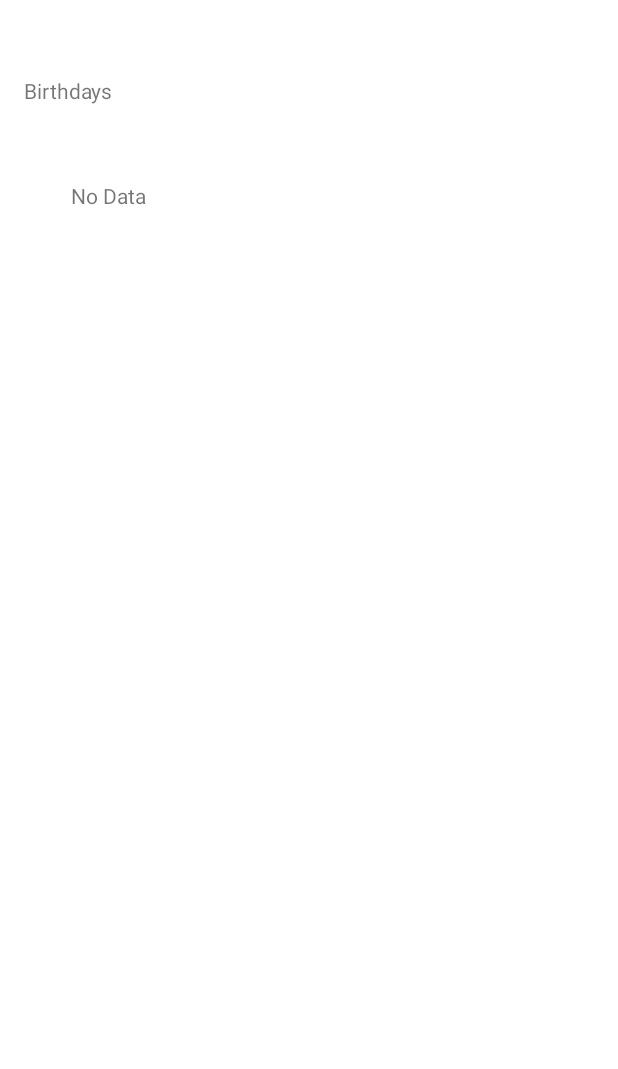
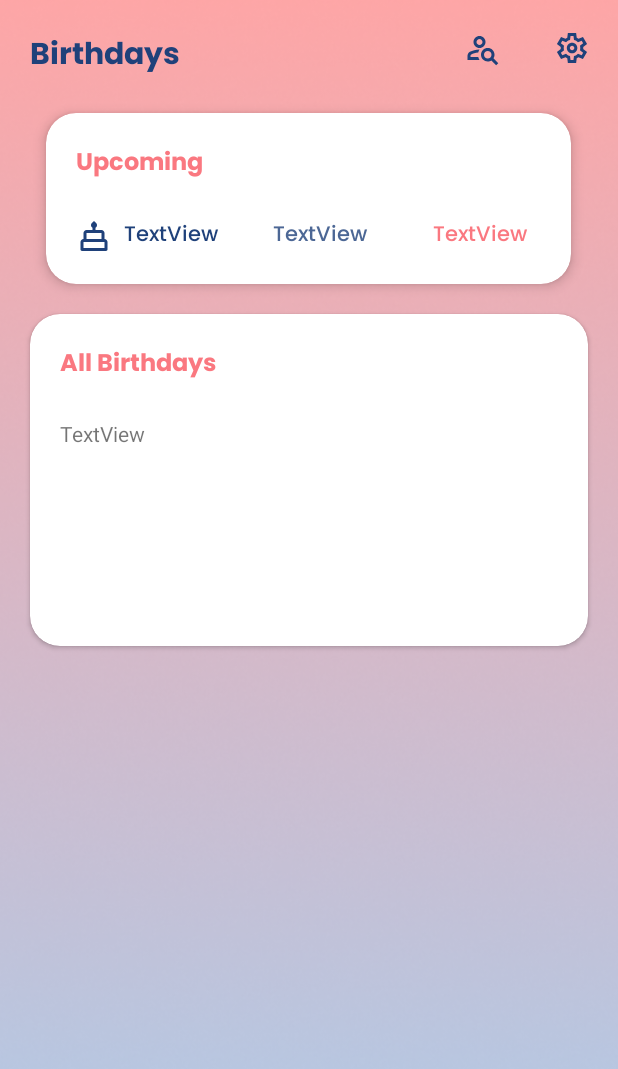
Before and after one commit to Adr029/Memoir-Slambook, an Android app: the birthday screen opened directly, with no data from a screen before it, on a phone screen of 412 x 824 dp. Before the commit the part shown is almost empty. Shown: the top 1069 px of the screen. Run offline under Robolectric (Android 15) with nearby library versions, the phone set to English and light mode, and no system bars.

Commit message:
switched birthday xml

```diff
--- a/app/src/main/java/com/example/slambook/birthday.java
+++ b/app/src/main/java/com/example/slambook/birthday.java
@@ -22,13 +22,13 @@ public class birthday extends AppCompatActivity {
         setContentView(R.layout.birthday);
         myDB = new SQLiteDBHelper(context);
         init();
-        displayBirthdays();
+        //displayBirthdays();
     }
 
     public void init()
     {
-    textUser = findViewById(R.id.txt_Name);
-    textBday = findViewById(R.id.txt_Bday);
+    //textUser = findViewById(R.id.txt_Name);
+    //textBday = findViewById(R.id.txt_Bday);
     }
 
     private void displayBirthdays()
--- a/app/src/main/res/layout/birthday.xml
+++ b/app/src/main/res/layout/birthday.xml
@@ -4,41 +4,171 @@
     xmlns:tools="http://schemas.android.com/tools"
     android:layout_width="match_parent"
     android:layout_height="match_parent"
-    tools:context=".birthday">
+    android:background="@drawable/bg_ver2">
 
-    <TextView
-        android:id="@+id/txt_Bday"
-        android:layout_width="wrap_content"
-        android:layout_height="wrap_content"
-        android:text="TextView"
+
+    <ScrollView
+        android:layout_width="match_parent"
+        android:layout_height="match_parent"
         app:layout_constraintBottom_toBottomOf="parent"
         app:layout_constraintEnd_toEndOf="parent"
-        app:layout_constraintHorizontal_bias="0.849"
         app:layout_constraintStart_toStartOf="parent"
-        app:layout_constraintTop_toTopOf="parent"
-        app:layout_constraintVertical_bias="0.15" />
+        app:layout_constraintTop_toTopOf="parent">
 
-    <TextView
-        android:id="@+id/textView36"
-        android:layout_width="wrap_content"
-        android:layout_height="wrap_content"
-        android:text="Birthdays"
-        app:layout_constraintBottom_toBottomOf="parent"
-        app:layout_constraintEnd_toEndOf="parent"
-        app:layout_constraintHorizontal_bias="0.045"
-        app:layout_constraintStart_toStartOf="parent"
-        app:layout_constraintTop_toTopOf="parent"
-        app:layout_constraintVertical_bias="0.063" />
+        <LinearLayout
+            android:layout_width="match_parent"
+            android:layout_height="wrap_content"
+            android:orientation="vertical">
 
-    <TextView
-        android:id="@+id/txt_Name"
-        android:layout_width="wrap_content"
-        android:layout_height="wrap_content"
-        android:text="TextView"
-        app:layout_constraintBottom_toBottomOf="parent"
-        app:layout_constraintEnd_toEndOf="parent"
-        app:layout_constraintHorizontal_bias="0.13"
-        app:layout_constraintStart_toStartOf="parent"
-        app:layout_constraintTop_toTopOf="parent"
-        app:layout_constraintVertical_bias="0.15" />
+            <Space
+                android:layout_width="match_parent"
+                android:layout_height="20dp" />
+
+            <LinearLayout
+                android:layout_width="match_parent"
+                android:layout_height="match_parent"
+                android:orientation="horizontal">
+
+                <TextView
+                    android:id="@+id/textView6"
+                    android:layout_width="wrap_content"
+                    android:layout_height="wrap_content"
+                    android:layout_marginLeft="20dp"
+                    android:fontFamily="@font/poppins_bold"
+                    android:text="Birthdays"
+                    android:textColor="@color/dark_blue"
+                    android:textSize="20sp" />
+
+                <Space
+                    android:layout_width="133dp"
+                    android:layout_height="match_parent"
+                    android:layout_weight="1" />
+
+                <ImageButton
+                    android:id="@+id/searchBday"
+                    android:layout_width="wrap_content"
+                    android:layout_height="wrap_content"
+                    android:layout_weight="1"
+                    android:background="#00FFFFFF"
+                    app:srcCompat="@drawable/ic_person_search" />
+
+                <ImageButton
+                    android:id="@+id/settings"
+                    android:layout_width="wrap_content"
+                    android:layout_height="wrap_content"
+                    android:layout_weight="1"
+                    android:background="#00FFFFFF"
+                    app:srcCompat="@drawable/ic_settings" />
+
+            </LinearLayout>
+
+            <androidx.cardview.widget.CardView
+                android:layout_width="350dp"
+                android:layout_height="wrap_content"
+                android:layout_gravity="center"
+                android:layout_margin="20dp"
+                android:padding="20dp"
+                app:cardCornerRadius="20dp"
+                app:cardElevation="5dp">
+
+                <LinearLayout
+                    android:layout_width="match_parent"
+                    android:layout_height="match_parent"
+                    android:orientation="vertical"
+                    android:padding="20dp">
+
+                    <TextView
+                        android:id="@+id/textView16"
+                        android:layout_width="match_parent"
+                        android:layout_height="wrap_content"
+                        android:fontFamily="@font/poppins_bold"
+                        android:gravity="center_horizontal|left"
+                        android:text="Upcoming"
+                        android:textColor="@color/dark_pink"
+                        android:textSize="16sp" />
+
+                    <Space
+                        android:layout_width="match_parent"
+                        android:layout_height="22dp" />
+
+                    <LinearLayout
+                        android:layout_width="match_parent"
+                        android:layout_height="match_parent"
+                        android:orientation="horizontal">
+
+                        <TextView
+                            android:id="@+id/textUpBdaysName"
+                            android:layout_width="131dp"
+                            android:layout_height="wrap_content"
+                            android:drawableStart="@drawable/ic_bday_upcoming"
+                            android:drawablePadding="8dp"
+                            android:ems="10"
+                            android:fontFamily="@font/poppins_medium"
+                            android:text="TextView"
+                            android:textColor="@color/dark_blue"
+                            android:textSize="14sp" />
+
+                        <TextView
+                            android:id="@+id/textUpBdaysDate"
+                            android:layout_width="98dp"
+                            android:layout_height="wrap_content"
+                            android:layout_weight="1"
+                            android:fontFamily="@font/poppins_medium"
+                            android:text="TextView"
+                            android:textColor="#4C6795"
+                            android:textSize="14sp" />
+
+                        <TextView
+                            android:id="@+id/textUpBdaysRemDays"
+                            android:layout_width="wrap_content"
+                            android:layout_height="wrap_content"
+                            android:layout_weight="1"
+                            android:fontFamily="@font/poppins_medium"
+                            android:text="TextView"
+                            android:textColor="@color/dark_pink"
+                            android:textSize="14sp" />
+
+
+                    </LinearLayout>
+
+                </LinearLayout>
+            </androidx.cardview.widget.CardView>
+
+            <androidx.cardview.widget.CardView
+                android:layout_width="match_parent"
+                android:layout_height="221dp"
+                android:layout_marginLeft="20dp"
+                android:layout_marginRight="20dp"
+                android:layout_marginBottom="20dp"
+                app:cardCornerRadius="20dp">
+
+                <LinearLayout
+                    android:layout_width="match_parent"
+                    android:layout_height="match_parent"
+                    android:orientation="vertical"
+                    android:padding="20dp">
+
+                    <TextView
+                        android:id="@+id/textView25"
+                        android:layout_width="match_parent"
+                        android:layout_height="wrap_content"
+                        android:fontFamily="@font/poppins_bold"
+                        android:text="All Birthdays"
+                        android:textColor="@color/dark_pink"
+                        android:textSize="16sp" />
+
+                    <Space
+                        android:layout_width="match_parent"
+                        android:layout_height="22dp" />
+
+                    <TextView
+                        android:layout_width="match_parent"
+                        android:layout_height="wrap_content"
+                        android:text="TextView" />
+                </LinearLayout>
+            </androidx.cardview.widget.CardView>
+
+        </LinearLayout>
+    </ScrollView>
+
 </androidx.constraintlayout.widget.ConstraintLayout>
```
